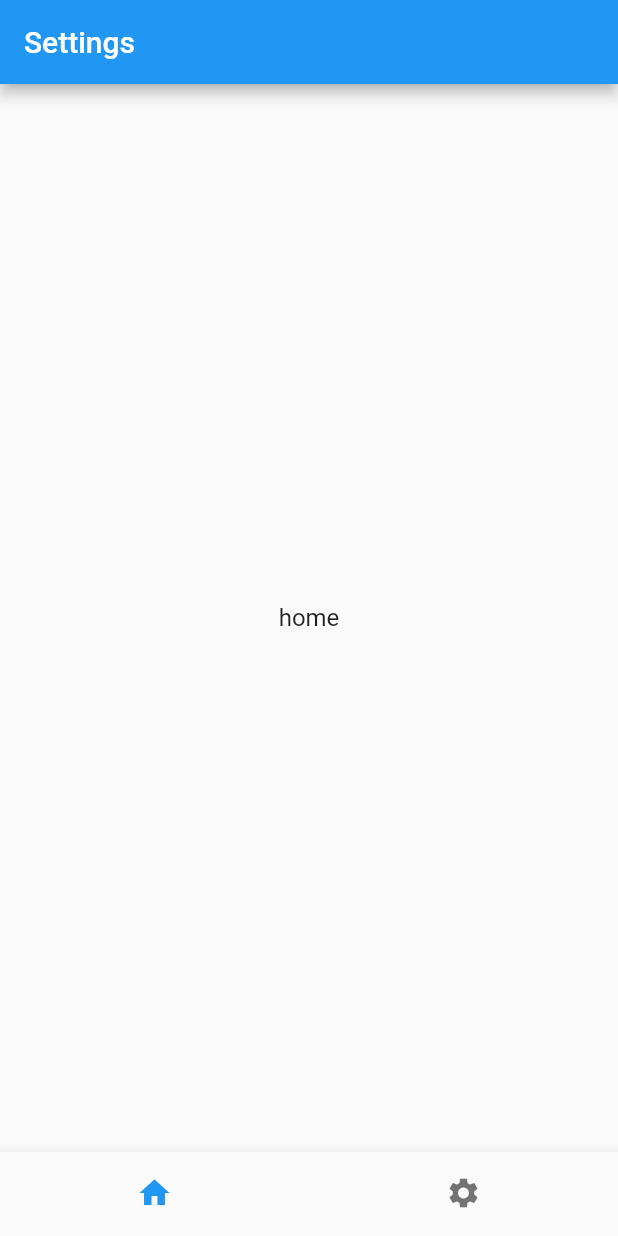
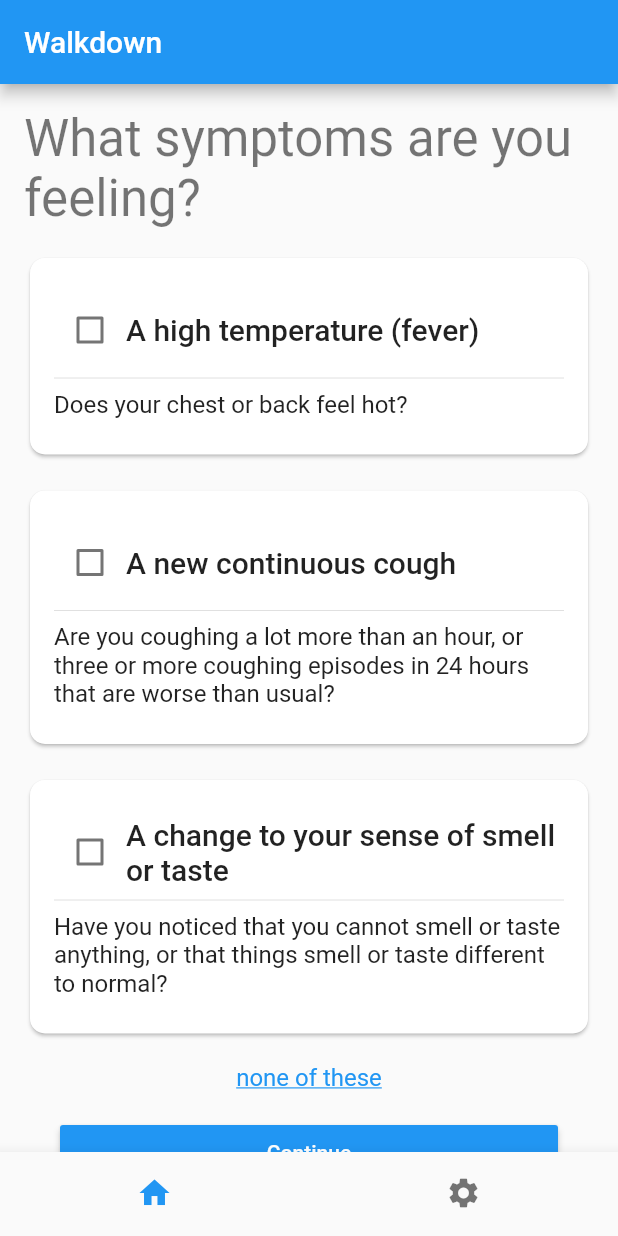
Before and after one commit to max-fish/covid-19-contact-tracing-app, a Flutter app: the screen it shows after launch, on a phone screen of 412 x 824 dp. Run offline on Flutter 3.47's test engine with Material 2 defaults, Android fonts, the phone set to English and light mode, and no system bars.

Commit message:
add symptom fragment, change app name

```diff
--- /dev/null
+++ b/lib/SymptomCard.dart
@@ -0,0 +1,53 @@
+import 'package:flutter/material.dart';
+
+class SymptomCard extends StatelessWidget {
+  SymptomCard(
+      {@required this.active,
+      @required this.onActiveChange,
+      @required this.title,
+      @required this.description});
+
+  final bool active;
+  final VoidCallback onActiveChange;
+  final String title;
+  final String description;
+
+  @override
+  Widget build(BuildContext context) {
+    return Container(
+      margin: EdgeInsets.only(top: 16),
+      child: InkResponse(
+        onTap: onActiveChange,
+        child: Card(
+          shape: RoundedRectangleBorder(
+              side: BorderSide(
+                  color: active
+                      ? Theme.of(context).primaryColor
+                      : Colors.transparent,
+                  width: 2),
+              borderRadius: BorderRadius.circular(10)),
+          child: Padding(
+            padding: const EdgeInsets.only(left: 16, right: 16, top: 24, bottom: 24),
+            child: Column(
+              children: [
+                Row(
+                  children: [
+                    Checkbox(
+                      value: active,
+                      onChanged: (bool value) {
+                        onActiveChange();
+                      },
+                    ),
+                    Flexible(child: Text(title, style: Theme.of(context).textTheme.headline6,)),
+                  ],
+                ),
+                Divider(),
+                Align(alignment: Alignment.centerLeft,child: Text(description,))
+              ],
+            ),
+          ),
+        ),
+      ),
+    );
+  }
+}
--- a/lib/main.dart
+++ b/lib/main.dart
@@ -1,4 +1,5 @@
 import 'package:covid_19_contact_tracing_app/settings.dart';
+import 'package:covid_19_contact_tracing_app/symptoms.dart';
 import 'package:flutter/cupertino.dart';
 import 'package:flutter/material.dart';
 
@@ -30,7 +31,7 @@ class MyHomePage extends StatefulWidget {
 class _MyHomePageState extends State<MyHomePage> {
   int _selectedIndex = 0;
 
-  static List<Widget> _widgetOptions = <Widget>[Text('home'), Settings()];
+  static List<Widget> _widgetOptions = <Widget>[Symptoms(), Settings()];
 
   void _onItemTapped(int index) {
     setState(() {
@@ -43,7 +44,7 @@ class _MyHomePageState extends State<MyHomePage> {
     return Scaffold(
       appBar: AppBar(
         title: Text(
-          'Settings',
+          'Walkdown',
           style: Theme.of(context)
               .textTheme
               .headline6
--- /dev/null
+++ b/lib/symptoms.dart
@@ -0,0 +1,92 @@
+import 'package:covid_19_contact_tracing_app/SymptomCard.dart';
+import 'package:flutter/material.dart';
+
+class Symptoms extends StatefulWidget {
+  @override
+  _SymptomsState createState() => _SymptomsState();
+}
+
+class _SymptomsState extends State<Symptoms> {
+  bool highTemp = false;
+  bool cough = false;
+  bool changeSmellTaste = false;
+
+  void highTempToggle() {
+    setState(() {
+      highTemp = !highTemp;
+    });
+  }
+
+  void coughToggle() {
+    setState(() {
+      cough = !cough;
+    });
+  }
+
+  void changeSmellTasteToggle() {
+    setState(() {
+      changeSmellTaste = !changeSmellTaste;
+    });
+  }
+
+  @override
+  Widget build(BuildContext context) {
+    return SingleChildScrollView(
+      child: Padding(
+        padding: const EdgeInsets.all(16),
+        child: Column(
+          mainAxisAlignment: MainAxisAlignment.spaceEvenly,
+          crossAxisAlignment: CrossAxisAlignment.stretch,
+          children: [
+            Text(
+              'What symptoms are you feeling?',
+              style: Theme.of(context).textTheme.headline4,
+            ),
+            SymptomCard(
+              active: highTemp,
+              onActiveChange: highTempToggle,
+              title: 'A high temperature (fever)',
+              description: 'Does your chest or back feel hot?',
+            ),
+            SymptomCard(
+              active: cough,
+              onActiveChange: coughToggle,
+              title: 'A new continuous cough',
+              description:
+                  'Are you coughing a lot more than an hour, or three or more coughing episodes in 24 hours that are worse than usual?',
+            ),
+            SymptomCard(
+              active: changeSmellTaste,
+              onActiveChange: changeSmellTasteToggle,
+              title: 'A change to your sense of smell or taste',
+              description:
+                  'Have you noticed that you cannot smell or taste anything, or that things smell or taste different to normal?',
+            ),
+            SizedBox(
+              height: 16,
+            ),
+            Text(
+              'none of these',
+              textAlign: TextAlign.center,
+              style: TextStyle(
+                  color: Theme.of(context).primaryColor,
+                  decoration: TextDecoration.underline),
+            ),
+            SizedBox(
+              height: 16,
+            ),
+            Container(
+              margin: EdgeInsets.only(left: 24, right: 24),
+              child: RaisedButton(
+                color: Theme.of(context).primaryColor,
+                textColor: Colors.white,
+                onPressed: () {},
+                child: Text('Continue'),
+              ),
+            )
+          ],
+        ),
+      ),
+    );
+  }
+}
```
